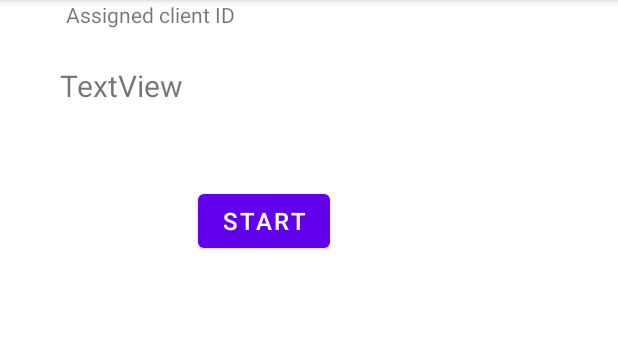
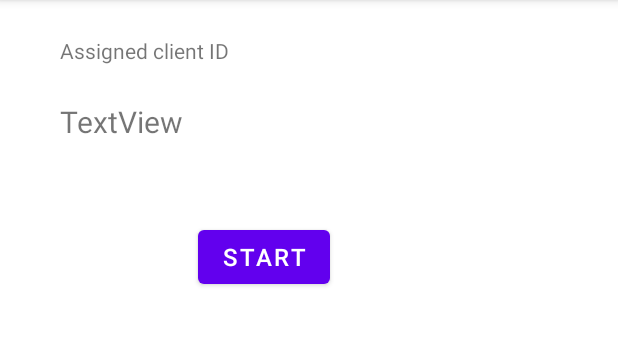
Before and after one commit to gigajet/ebank, an Android app: the screen it shows after launch (transaction_test), on a phone screen of 412 x 824 dp, the part 84-430 px from its top. Run offline under Robolectric (Android 15) with nearby library versions, the light colour scheme and no system bars; our stand-ins replace Firebase (no records; nobody signed in at launch, a user with empty details on screens opened directly).

Commit message:
google-services.json

```diff
--- a/app/src/main/res/layout/hikikomori_transaction_test.xml
+++ b/app/src/main/res/layout/hikikomori_transaction_test.xml
@@ -9,10 +9,11 @@
         android:id="@+id/textView9"
         android:layout_width="wrap_content"
         android:layout_height="wrap_content"
-        android:layout_marginStart="44dp"
+        android:layout_marginStart="40dp"
+        android:layout_marginTop="24dp"
         android:text="Assigned client ID"
         app:layout_constraintStart_toStartOf="parent"
-        tools:layout_editor_absoluteY="35dp" />
+        app:layout_constraintTop_toTopOf="parent" />
 
     <TextView
         android:id="@+id/tvAssignedClient"
```
Also changed, not shown: 1 other file.
